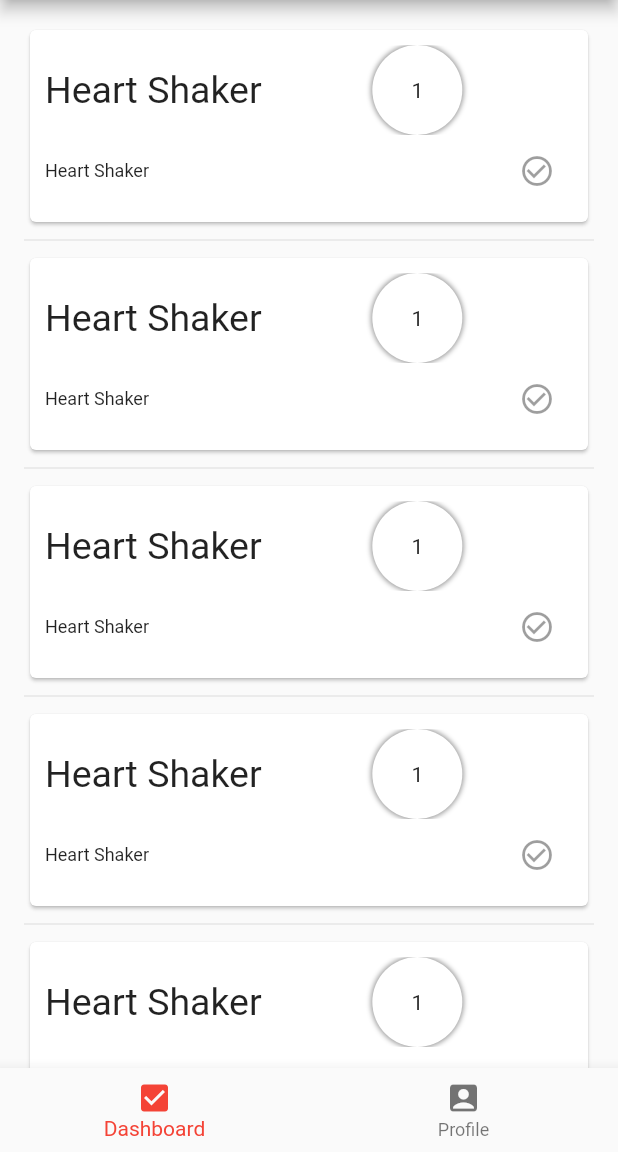
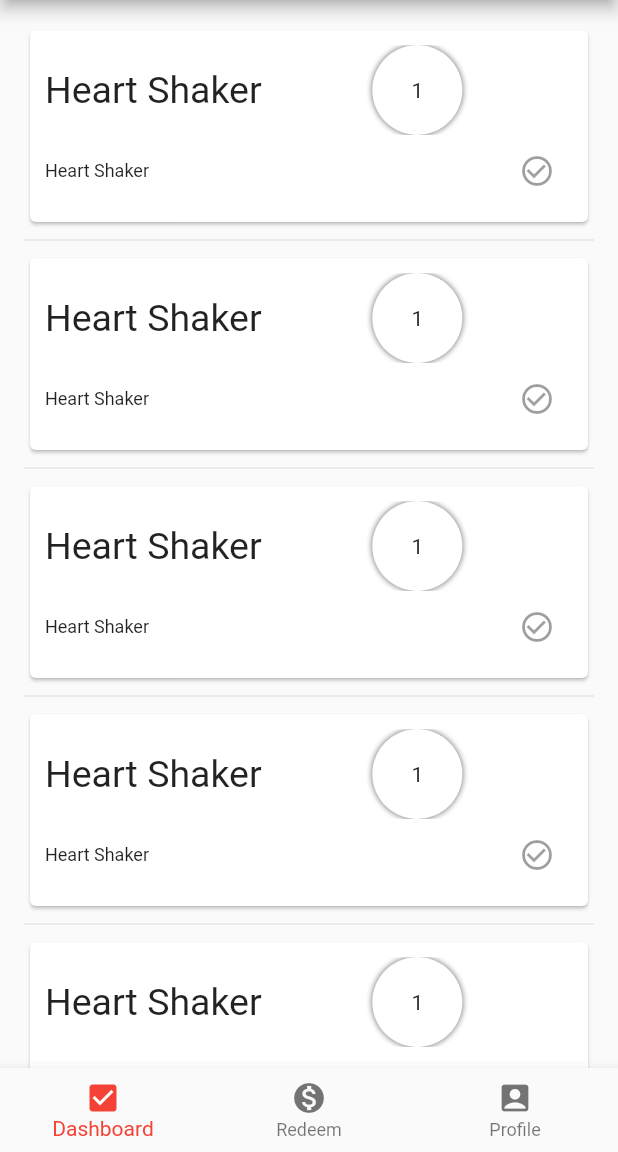
Before and after one commit to aakashpothepalli/FlexyBytes, a Flutter app: the screen it shows after launch, on a phone screen of 412 x 824 dp, the part 84-1236 px from its top. Run offline on Flutter 3.47's test engine with Material 2 defaults, Android fonts, the phone set to English and light mode, and no system bars; our stand-ins replace firebase_database; accounts and stored records are empty.

Commit message:
added new page

```diff
--- a/lib/main.dart
+++ b/lib/main.dart
@@ -1,4 +1,5 @@
 import 'package:empyreal20/dashboard.dart';
+import 'package:empyreal20/redeem_item.dart';
 import 'package:flutter/material.dart';
 import 'package:empyreal20/start_page.dart';
 //import 'package:empyreal20/task_card.dart';
@@ -37,7 +38,9 @@ class _MyHomePageState extends State<MyHomePage> {
 
   final _pageOptions = [
        Dashboard(),
+       MyRedeemPage(),
        StartPage(),
+
 
 
     ];
@@ -70,6 +73,9 @@ class _MyHomePageState extends State<MyHomePage> {
             BottomNavigationBarItem(
                 icon: Icon(Icons.check_box), title: new Text('Dashboard')),
             BottomNavigationBarItem(
+              icon: Icon(Icons.monetization_on),title: new Text('Redeem'),
+            ),
+            BottomNavigationBarItem(
                 icon: Icon(Icons.account_box), title: new Text('Profile'))
           ],
           onTap: (index) {
```
